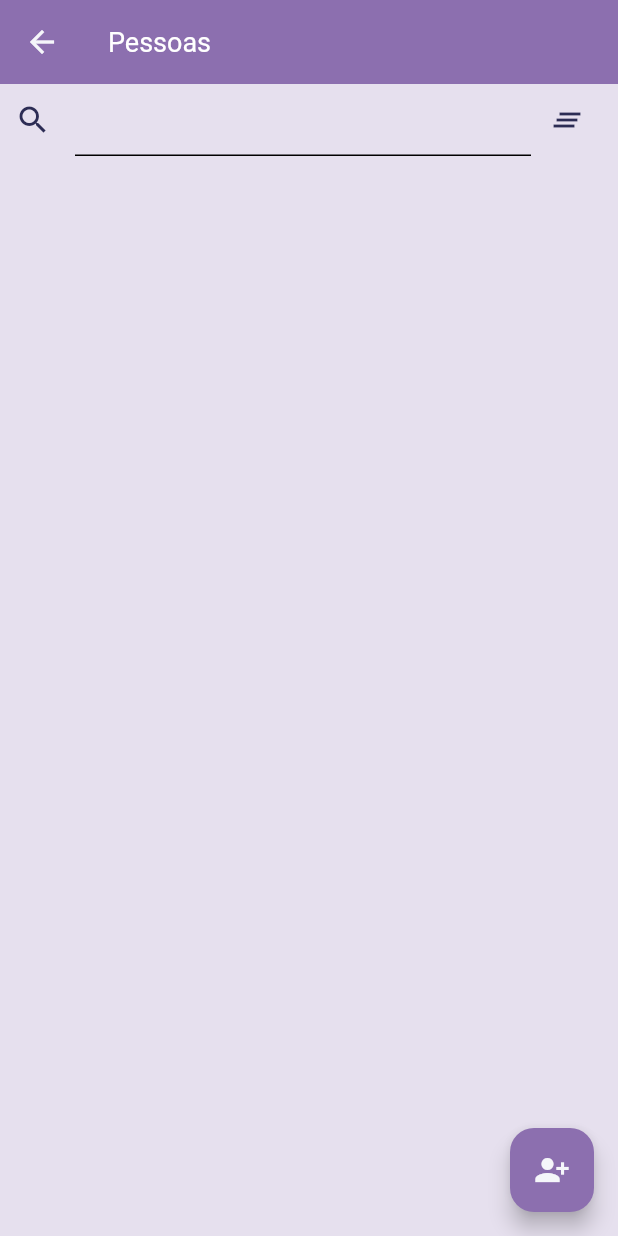
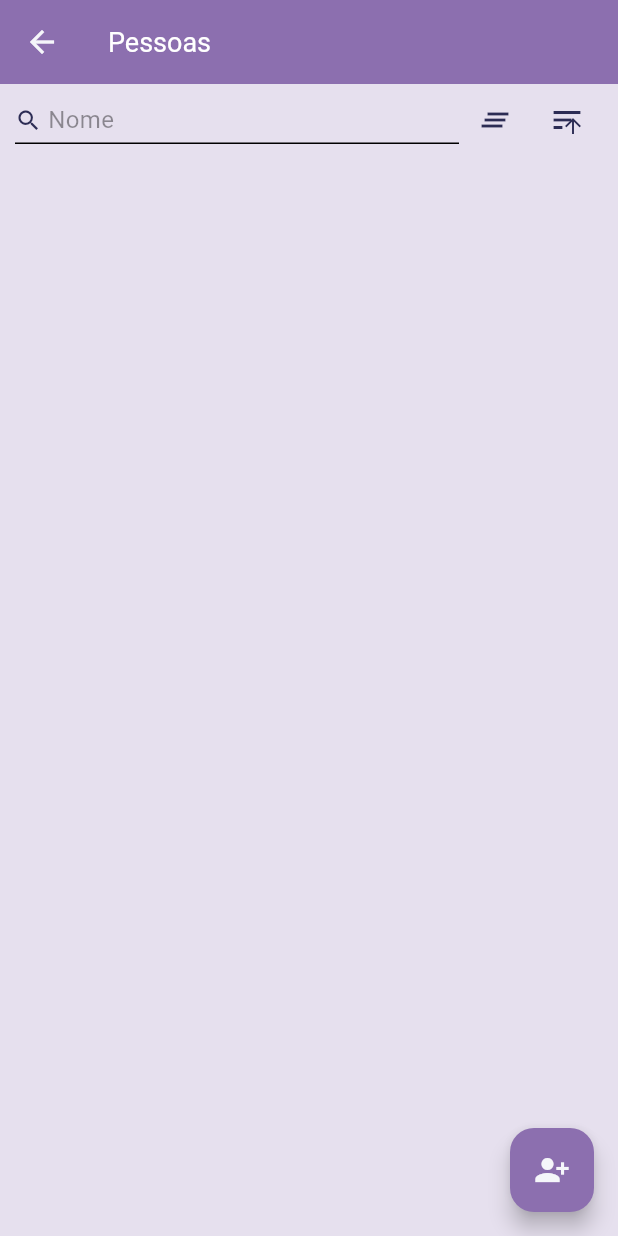
Before and after one commit to robertobetini/divisor-de-comandas, a Flutter app: the PeoplePage screen opened directly, after a tap on the "clear all" icon, on a phone screen of 412 x 824 dp. Run offline on Flutter 3.47's test engine with Material 3 defaults, Android fonts, the phone set to English and light mode, and no system bars; our stand-ins replace decimal; missing offline and left inert: sqlite3.

Commit message:
refactor: order and page filter components

```diff
--- a/lib/constants.dart
+++ b/lib/constants.dart
@@ -15,5 +15,6 @@ class Constants {
   static const Color dangerColor = Color(0xFFEF5350);
   static const Color soothingColor = Color(0xFF4CAF50);
   static const Color warningColor = Color(0xFFE69500);
-  static const Color containerdefaultColor = const Color(0xBBE6E0EE);
+  static const Color containerdefaultColor = Color(0xBBE6E0EE);
+  static const Color textHintColor = Color(0x66000000);
 }
--- a/lib/db/db_context.dart
+++ b/lib/db/db_context.dart
@@ -26,7 +26,7 @@ class DbContext {
 
     db.execute('''
       CREATE TABLE IF NOT EXISTS Peoples (
-        name VARCHAR(64) COLLATE NOCASE,
+        name VARCHAR(64),
         isDeleted INTEGER,
         createdAt TIMESTAMP
       );
@@ -34,7 +34,7 @@ class DbContext {
 
     db.execute('''
       CREATE TABLE IF NOT EXISTS Products (
-        name VARCHAR(32) COLLATE NOCASE,
+        name VARCHAR(32),
         price TEXT
       );
     ''');
--- /dev/null
+++ b/lib/factories/header_filters_factory.dart
@@ -0,0 +1,85 @@
+import 'package:flutter/material.dart';
+import '../constants.dart';
+
+class HeaderFiltersFactory {
+  static Widget create({
+      required BuildContext context,
+      required void Function(void Function()) setState,
+      TextEditingController? textController,
+      String? hintText,
+      void Function()? onCleared,
+      void Function()? onDateChanged,
+      void Function()? onSortChanged,
+      bool? currentSortValue
+    }
+  ) {
+    var children = <Widget>[];
+
+    if (textController != null) {
+      var textField = Expanded(
+        child: TextField(
+          controller: textController,
+          decoration: InputDecoration(
+            hint: Text(hintText ?? "", style: TextStyle(color: Constants.textHintColor, fontSize: 16)),
+            hintFadeDuration: Duration(milliseconds: 200),
+            prefixIcon: Icon(Icons.search),
+            prefixIconConstraints: BoxConstraints(maxWidth: 32),
+            isDense: true
+          ),
+          onChanged: (value) => setState(() {}),
+        )
+      );
+
+      children.add(textField);
+    }
+
+    var clearButton = IconButton(
+      onPressed: () {
+        setState(() {
+          textController?.clear();
+          if (onCleared != null) {
+            onCleared();
+          }
+        });
+      },
+      icon: Icon(Icons.clear_all)
+    );
+    children.add(clearButton);
+
+    if (onDateChanged != null) {
+      var datePicketButton = IconButton(
+        onPressed: () => setState(onDateChanged),
+        icon: Icon(Icons.date_range)
+      );
+
+      children.add(datePicketButton);
+    }
+
+    if (onSortChanged != null) {
+      var sortButton = IconButton(
+        onPressed: () => setState(onSortChanged),
+        icon: Stack(
+          alignment: AlignmentGeometry.bottomRight,
+          children: [
+            Icon(Icons.sort),
+            currentSortValue == true ? Icon(Icons.arrow_upward, size: 16) : Icon(Icons.arrow_downward, size: 16)
+          ],
+        )
+      );
+
+      children.add(sortButton);
+    }
+
+    return Padding(
+      padding: EdgeInsetsGeometry.symmetric(horizontal: 10),
+      child: Container(
+        color: Constants.containerdefaultColor,
+        child: Row(
+          mainAxisSize: MainAxisSize.min,
+          mainAxisAlignment: MainAxisAlignment.end,
+          children: children,
+        )
+      )
+    );
+  }
+}
--- a/lib/pages/people_page.dart
+++ b/lib/pages/people_page.dart
@@ -1,6 +1,7 @@
 import 'package:divisao_contas/custom_widgets/padded_list_view.dart';
 import 'package:flutter/material.dart';
 import '../constants.dart';
+import '../factories/header_filters_factory.dart';
 import '../repositories/people_repository.dart';
 import 'people_form_page.dart';
 import '../models/people.dart';
@@ -26,11 +27,12 @@ class PeoplePage extends StatefulWidget {
 }
 
 class _PeoplePageState extends State<PeoplePage> {
+  var isOrderByAsc = true;
   var nameController = TextEditingController();
 
   @override
   Widget build(BuildContext context) {
-    var peoples = peopleRepository.getAll(name: nameController.text);
+    var peoples = peopleRepository.getAll(name: nameController.text, isOrderByAsc: isOrderByAsc);
 
     return Scaffold(
       appBar: AppBar(
@@ -38,32 +40,13 @@ class _PeoplePageState extends State<PeoplePage> {
       ),
       body: Column(
         children: [
-          Padding(
-            padding: EdgeInsetsGeometry.symmetric(horizontal: 10),
-            child: Container(
-              color: Constants.containerdefaultColor,
-              child: Row(
-                mainAxisSize: MainAxisSize.max,
-                mainAxisAlignment: MainAxisAlignment.end,
-                children: [
-                  Expanded(
-                    child: TextField(
-                      controller: nameController,
-                      decoration: const InputDecoration(
-                        icon: Icon(Icons.search)
-                      ),
-                      onChanged: (value) => setState(() {}),
-                    )
-                  ),
-                  IconButton(
-                    onPressed: () {
-                      setState(() => nameController.clear());
-                    },
-                    icon: Icon(Icons.clear_all)
-                  ),
-                ],
-              )
-            )
+          HeaderFiltersFactory.create(
+            context: context,
+            setState: setState,
+            textController: nameController,
+            hintText: "Nome",
+            onSortChanged: () => isOrderByAsc = !isOrderByAsc,
+            currentSortValue: isOrderByAsc
           ),
           Expanded(
             child: PaddedListView(
--- a/lib/repositories/people_repository.dart
+++ b/lib/repositories/people_repository.dart
@@ -27,16 +27,22 @@ class PeopleRepository {
       .firstOrNull;
   }
 
-  List<People> getAll({ String? name }) {
+  List<People> getAll({ String? name, bool isOrderByAsc = true }) {
     var query = "SELECT rowid, * FROM Peoples WHERE isDeleted = 0 ";
     var queryParams = [];
 
     if (name != null) {
-      query += "AND name LIKE ? ";
-      queryParams.add("%$name%");
+      query += "AND LOWER(name) LIKE ? ";
+      queryParams.add("%${name.toLowerCase()}%");
     }
 
-    query += "ORDER BY createdAt DESC";
+    query += "COLLATE NOCASE ";
+
+    if (isOrderByAsc) {
+      query += "ORDER BY name ASC ";
+    } else {
+      query += "ORDER BY name DESC ";
+    }
 
     return db
       .select(query, queryParams)
```
Also changed, not shown: lib/pages/order_page.dart (+13 -35 lines), lib/repositories/order_repository.dart (+6 -2 lines).
